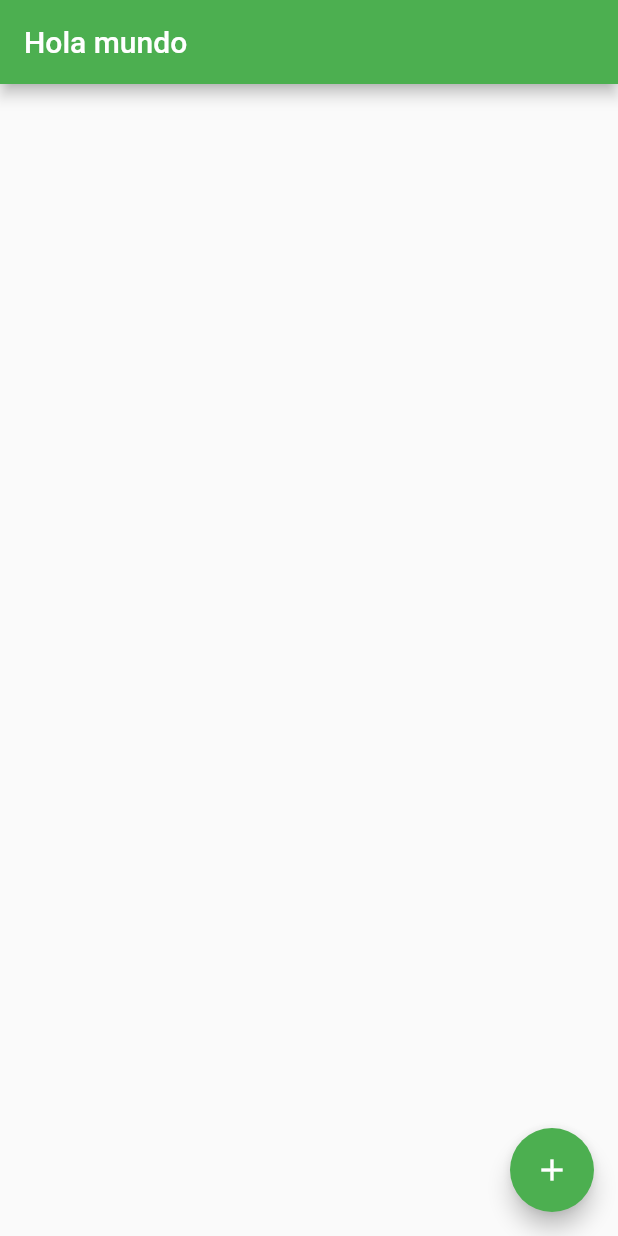
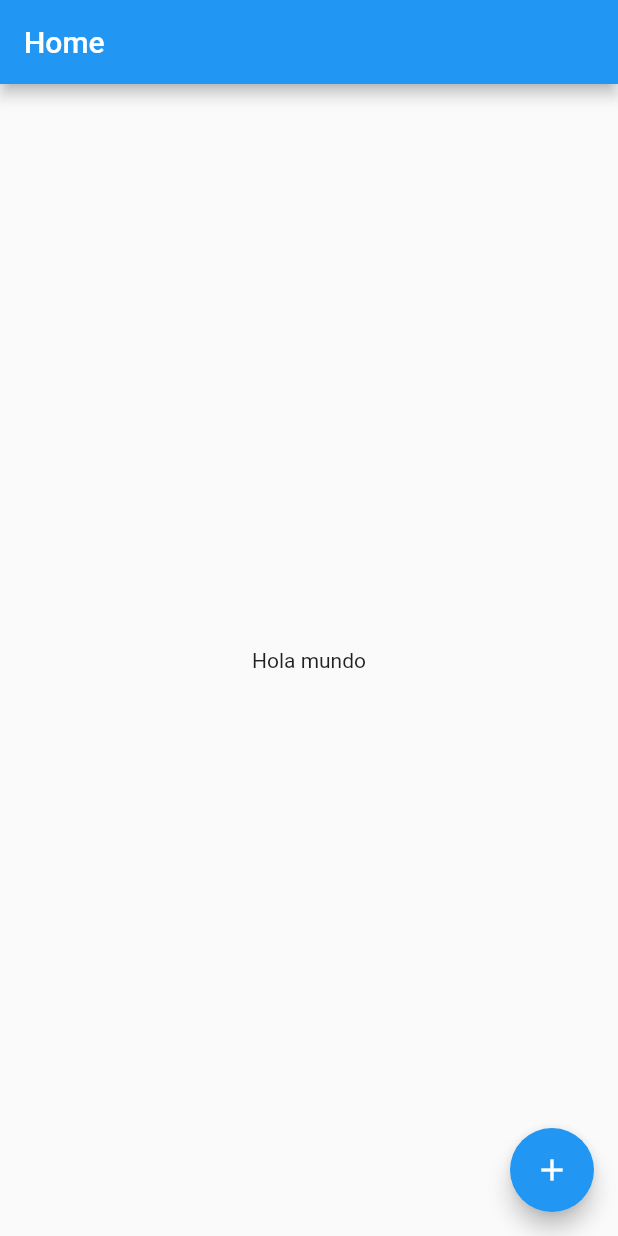
Before and after one commit to Juand4rck12/flutter-projects, a Flutter app: the screen it shows after launch, on a phone screen of 412 x 824 dp. Run offline on Flutter 3.47's test engine with Material 3 defaults, Android fonts, the phone set to English and light mode, and no system bars.

Commit message:
Reorganización en paginas

```diff
--- a/teoria_0/lib/main.dart
+++ b/teoria_0/lib/main.dart
@@ -1,5 +1,5 @@
 import 'package:flutter/material.dart';
-import 'package:teoria_0/src/holamundo.dart';
+import 'package:teoria_0/src/app.dart';
 
 void main() {
   runApp(const MyApp());
--- /dev/null
+++ b/teoria_0/lib/src/app.dart
@@ -0,0 +1,20 @@
+import 'package:flutter/material.dart';
+import 'package:teoria_0/src/pages/home.dart';
+
+// Widget sin estado
+class MyApp extends StatelessWidget {
+  const MyApp({super.key});
+
+  @override
+  Widget build(BuildContext context) {
+    return MaterialApp(
+      theme: ThemeData(
+        useMaterial3: false,
+        primarySwatch: Colors.blue
+      ),
+      home: Center(
+        child: Home(),
+      ),
+    );
+  }
+}
--- a/teoria_0/lib/src/holamundo.dart
+++ /dev/null
@@ -1,33 +0,0 @@
-import 'package:flutter/material.dart';
-
-class MyApp extends StatelessWidget {
-  const MyApp({super.key});
-
-  @override
-  Widget build(BuildContext context) {
-    return MaterialApp(
-      theme: ThemeData(useMaterial3: false, primarySwatch: Colors.green),
-      home: RootPage(),
-    );
-  }
-}
-
-class RootPage extends StatefulWidget {
-  const RootPage({super.key});
-
-  @override
-  State<RootPage> createState() => _RootPageState();
-}
-
-class _RootPageState extends State<RootPage> {
-  @override
-  Widget build(BuildContext context) {
-    return Scaffold(
-      appBar: AppBar(title: const Text("Hola mundo")),
-      floatingActionButton: FloatingActionButton(
-        child: Icon(Icons.add),
-        onPressed: () => {debugPrint("Haz hecho click en el boton")},
-      ),
-    );
-  }
-}
--- /dev/null
+++ b/teoria_0/lib/src/pages/home.dart
@@ -0,0 +1,22 @@
+import 'package:flutter/material.dart';
+
+// Widget sin estado
+class Home extends StatelessWidget {
+  const Home({super.key});
+
+  @override
+  Widget build(BuildContext context) {
+    return Scaffold(
+      appBar: AppBar(
+        title: const Text("Home"),
+      ),
+      body: Center(
+        child: Text("Hola mundo"),
+      ),
+      floatingActionButton: FloatingActionButton(
+        onPressed: () => {},
+        child: const Icon(Icons.add),
+      ),
+    );
+  }
+}
```
